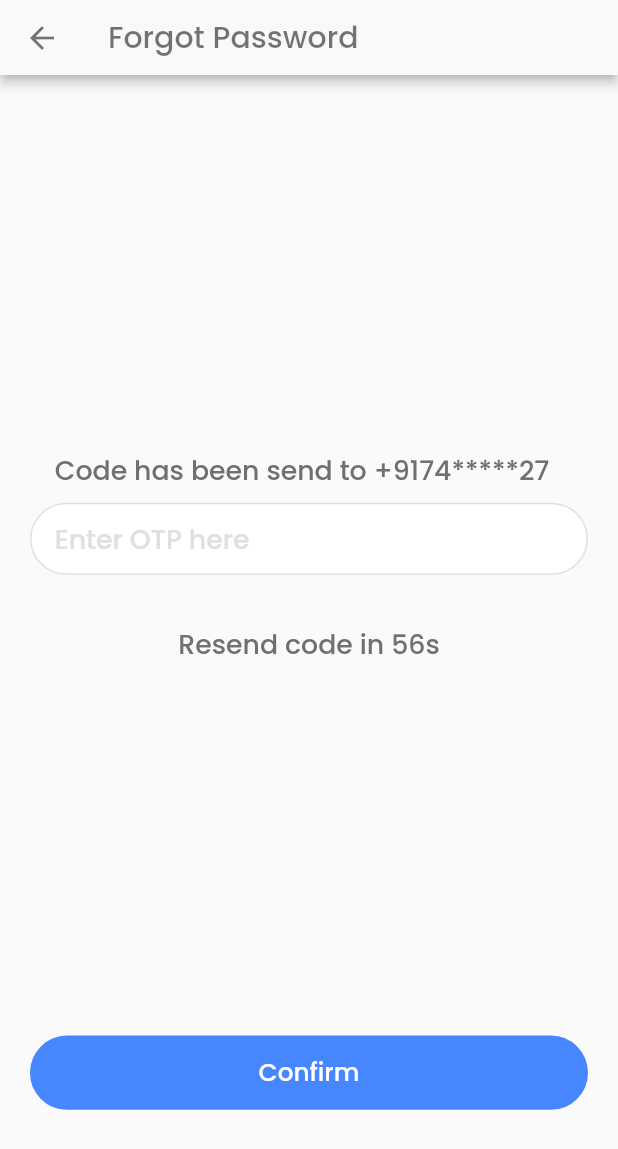
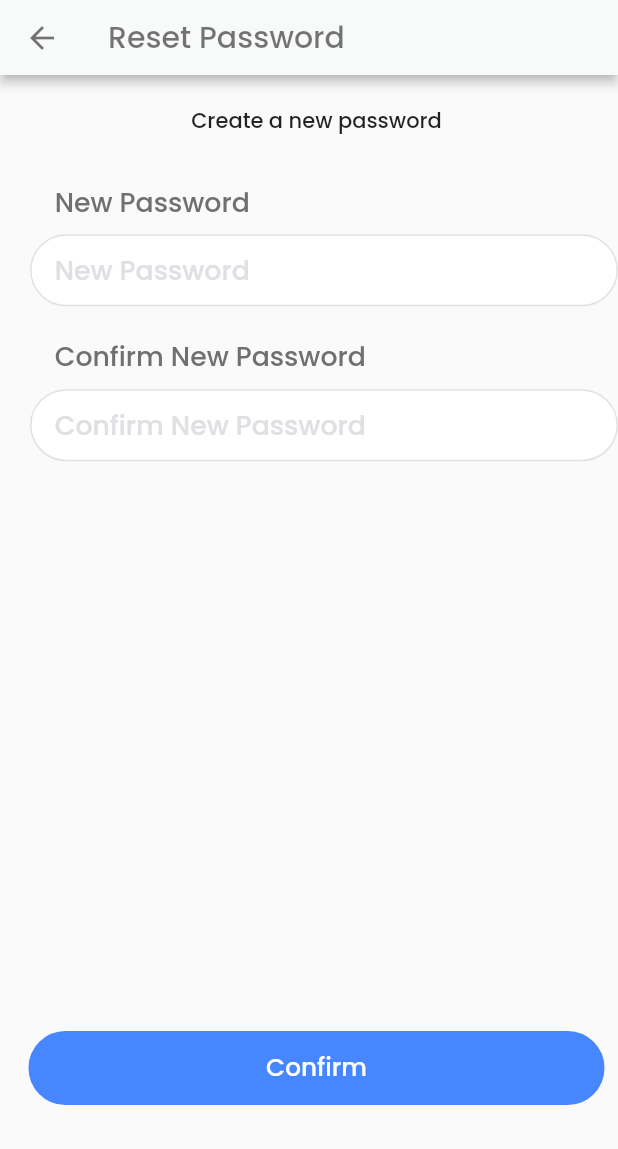
Before and after one commit to Yashil07/doctify_app, a Flutter app: the screen it shows after launch, after a tap on "Confirm", on a phone screen of 412 x 824 dp. Shown: the top 1149 px of the screen. Run offline on Flutter 3.47's test engine with Material 2 defaults, Android fonts, the phone set to English and light mode, and no system bars; our stand-ins replace firebase_core, flutter_svg, image_picker, lottie, sizer and 1 more; missing offline and left inert: dart:ffi; accounts and stored records are empty; project files that could hold a hidden picture were left out.

Commit message:
19-09(2)

```diff
--- a/lib/Views/Auth/forget_password_screen_2.dart
+++ b/lib/Views/Auth/forget_password_screen_2.dart
@@ -1,9 +1,9 @@
 import 'package:flutter/material.dart';
 import 'package:project/Utils/color_utils.dart';
 import 'package:project/Utils/fontFamily_utils.dart';
+import 'package:project/Views/Auth/reset_password_screen.dart';
 import 'package:project/Views/customeWidgets/custom_text_field.dart';
 import 'package:sizer/sizer.dart';
-
 import '../customeWidgets/custom_appbar.dart';
 import '../customeWidgets/custom_btn.dart';
 
@@ -18,6 +18,7 @@ class _ForgotPasswordScreen2State extends State<ForgotPasswordScreen2> {
   @override
   Widget build(BuildContext context) {
     return Container(
+      color: ColorUtils.appBgColor,
       child: SafeArea(
         child: Scaffold(
           appBar: const PreferredSize(
@@ -42,7 +43,7 @@ class _ForgotPasswordScreen2State extends State<ForgotPasswordScreen2> {
                   ),
 
                   CustomButton(
-                    onTap: () {},
+                    onTap: () {Navigator.push(context, MaterialPageRoute(builder: (context) => ResetPasswordScreen()));},
                     buttonText: "Confirm",
                     textStyle: FontTextStyle.poppinsS14W4WhiteColor,
                   ),
--- /dev/null
+++ b/lib/Views/Auth/reset_password_screen.dart
@@ -0,0 +1,68 @@
+import 'package:flutter/material.dart';
+import 'package:project/Utils/color_utils.dart';
+import 'package:project/Utils/fontFamily_utils.dart';
+import 'package:project/Views/customeWidgets/custom_text_field.dart';
+import 'package:sizer/sizer.dart';
+import '../customeWidgets/custom_appbar.dart';
+import '../customeWidgets/custom_btn.dart';
+class ResetPasswordScreen extends StatefulWidget {
+  const ResetPasswordScreen({Key? key}) : super(key: key);
+
+  @override
+  State<ResetPasswordScreen> createState() => _ResetPasswordScreenState();
+}
+
+class _ResetPasswordScreenState extends State<ResetPasswordScreen> {
+  @override
+  Widget build(BuildContext context) {
+    return Container(
+      color: ColorUtils.appBgColor,
+      child: SafeArea(
+        child: Scaffold(
+          appBar: const PreferredSize(
+            preferredSize:Size.fromHeight(50),
+            child: CustomAppBar(title: "Reset Password",),
+          ),
+          body:SingleChildScrollView(
+            child: Padding(
+              padding:  const EdgeInsets.only(top: 20,left: 10),
+              child: Column(
+                children: [
+                  Text("Create a new password"),
+                  Padding(
+                    padding: EdgeInsets.only(top:30,left:10),
+                    child: CustomTextField(
+                      fieldName: "New Password",
+                      hintName: "New Password",
+                    ),
+                  ),
+
+                  Padding(
+                    padding: const EdgeInsets.only(top:20,left: 10),
+                    child: CustomTextField(
+                        fieldName: "Confirm New Password",
+                        hintName: "Confirm New Password",
+                      ),
+                  ),
+                  SizedBox(
+                    height: 45.h,
+                  ),
+
+                  Padding(
+                    padding: const EdgeInsets.all(9.0),
+                    child: CustomButton(
+                      onTap: () {},
+                      buttonText: "Confirm",
+                      textStyle: FontTextStyle.poppinsS14W4WhiteColor,
+                    ),
+                  ),
+                ],
+              ),
+
+            ),
+          ),
+        ),
+      ),
+    );
+  }
+}
--- a/lib/main.dart
+++ b/lib/main.dart
@@ -4,6 +4,7 @@ import 'package:project/Views/Auth/forgot_password_screen_1.dart';
 import 'package:project/Views/Auth/login_screen.dart';
 import 'package:project/Views/Auth/reg_screen.dart';
 import 'package:project/Views/Auth/profile_screen.dart';
+import 'package:project/Views/Auth/reset_password_screen.dart';
 import 'package:sizer/sizer.dart';
 import 'package:firebase_core/firebase_core.dart';
 
```
